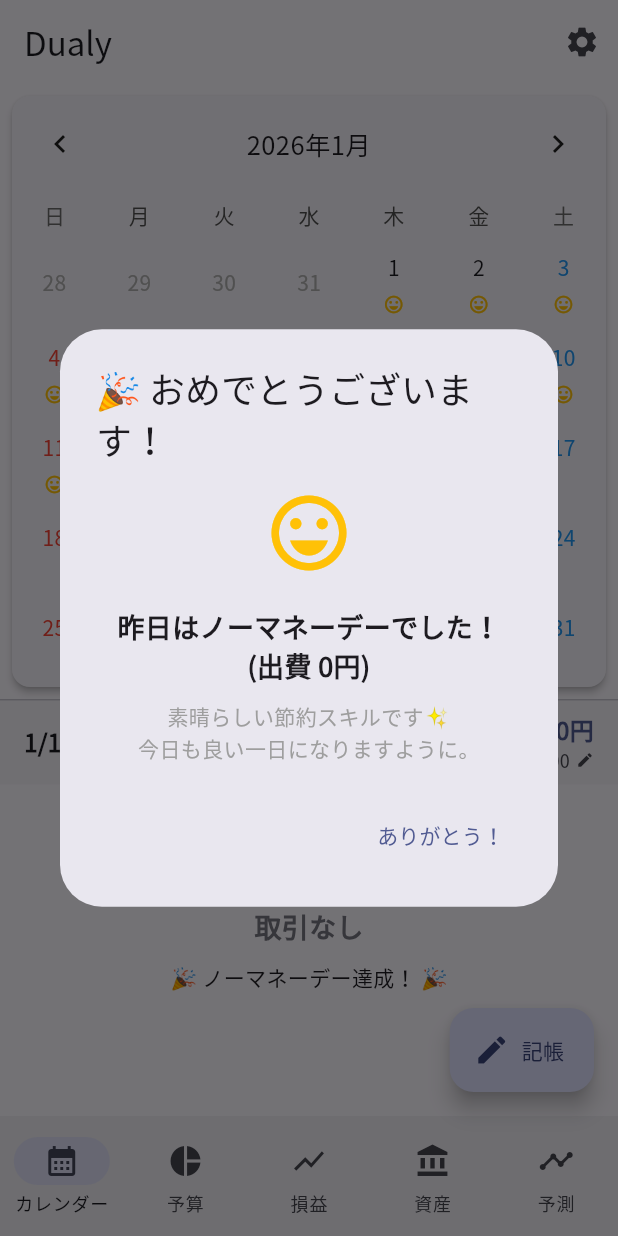
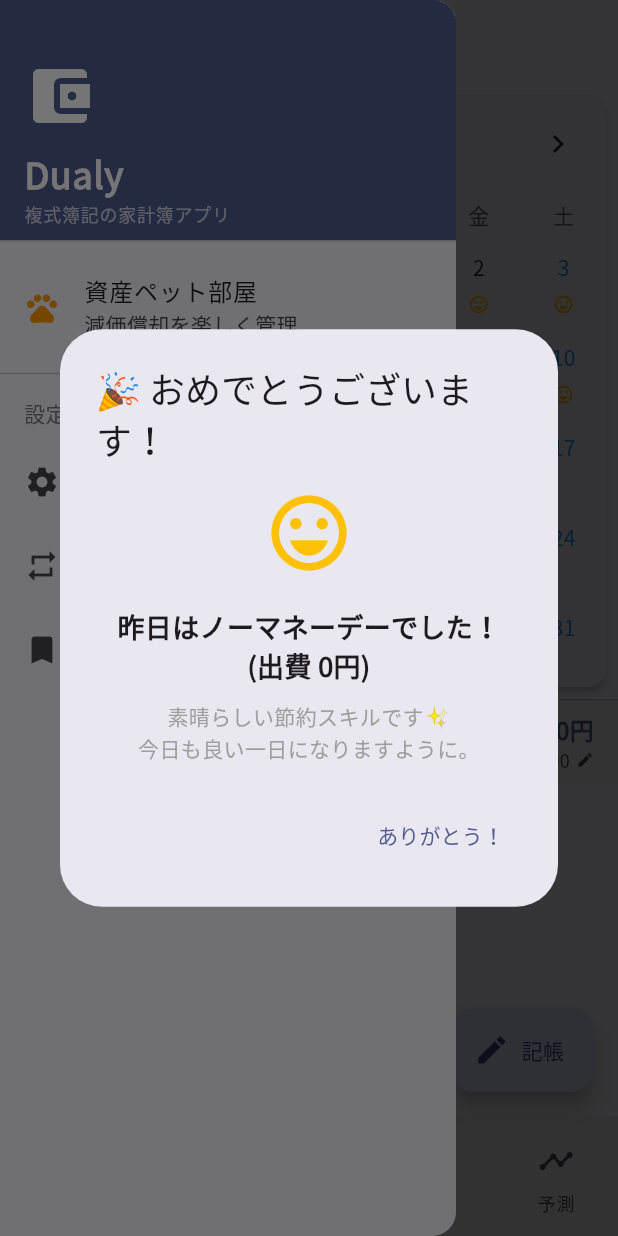
Before and after one commit to watch5/first_app, a Flutter app: the screen it shows after launch, with the side drawer open (before the commit the screen has no drawer), on a phone screen of 412 x 824 dp. Run offline on Flutter 3.47's test engine with Material 3 defaults, Android fonts, the phone set to English and light mode, and no system bars; drawn by our look-alikes of table_calendar; our stand-ins replace app_links, fl_chart, google_fonts, google_mobile_ads, grouped_list, local_auth and 2 more; accounts and stored records are empty; network calls fail.

Commit message:
feat: ドロワーメニューの実装とペット部屋の演出改善

```diff
--- a/lib/main.dart
+++ b/lib/main.dart
@@ -1,7 +1,6 @@
 import 'dart:async';
 import 'package:flutter/material.dart';
 import 'package:flutter/services.dart';
-// ★追加: 日本語対応用パッケージ
 import 'package:flutter_localizations/flutter_localizations.dart';
 import 'package:google_mobile_ads/google_mobile_ads.dart';
 import 'package:intl/date_symbol_data_local.dart';
@@ -22,10 +21,11 @@ import 'screens/template_settings_page.dart';
 import 'screens/recurring_settings_page.dart';
 import 'widgets/ad_banner.dart';
 import 'screens/calendar_page.dart';
+import 'screens/pet_room_page.dart'; // ★追加: ドロワーからペット部屋へ行くため
 
 Future<void> main() async {
   WidgetsFlutterBinding.ensureInitialized();
-  await initializeDateFormatting('ja'); // 'ja'を指定しておくと安全です
+  await initializeDateFormatting('ja');
   await MobileAds.instance.initialize();
   runApp(const MyApp());
 }
@@ -50,16 +50,14 @@ class MyApp extends StatelessWidget {
       ),
       themeMode: ThemeMode.system,
 
-      // ★追加: 日本語化の設定ここから
       localizationsDelegates: const [
         GlobalMaterialLocalizations.delegate,
         GlobalWidgetsLocalizations.delegate,
         GlobalCupertinoLocalizations.delegate,
       ],
       supportedLocales: const [
-        Locale('ja'), // 日本語
+        Locale('ja'),
       ],
-      // ★追加ここまで
 
       home: const AuthPage(),
     );
@@ -221,48 +219,10 @@ class _MainScreenState extends State<MainScreen> {
     await _loadData();
   }
 
-  void _openSettings() {
-    HapticFeedback.lightImpact();
-    showModalBottomSheet(
-      context: context,
-      builder: (ctx) => Column(
-        mainAxisSize: MainAxisSize.min,
-        children: [
-          ListTile(
-            leading: const Icon(Icons.settings),
-            title: const Text('科目の管理'),
-            onTap: () async {
-              Navigator.pop(ctx);
-              await Navigator.of(context).push(MaterialPageRoute(builder: (context) => AccountSettingsPage(db: _db)));
-              _loadData();
-            },
-          ),
-          ListTile(
-            leading: const Icon(Icons.repeat),
-            title: const Text('固定費・サブスクの管理'),
-            subtitle: const Text('家賃や給料日を登録して予測に反映'),
-            onTap: () async {
-              Navigator.pop(ctx);
-              await Navigator.of(context).push(MaterialPageRoute(builder: (context) => RecurringSettingsPage(db: _db)));
-            },
-          ),
-          ListTile(
-            leading: const Icon(Icons.bookmark),
-            title: const Text('テンプレートの管理'),
-            subtitle: const Text('よく使う取引（手動入力用）'),
-            onTap: () async {
-              Navigator.pop(ctx);
-              await Navigator.of(context).push(MaterialPageRoute(builder: (context) => TemplateSettingsPage(db: _db)));
-            },
-          ),
-          const SizedBox(height: 20),
-        ],
-      ),
-    );
-  }
-
   @override
   Widget build(BuildContext context) {
+    final colorScheme = Theme.of(context).colorScheme;
+
     final List<Widget> screens = [
       CalendarPage(db: _db),
       BudgetPage(transactions: _transactions, accounts: _accounts, onDataChanged: _loadData),
@@ -274,10 +234,75 @@ class _MainScreenState extends State<MainScreen> {
     return Scaffold(
       appBar: AppBar(
         title: const Text('Dualy'),
-        actions: [
-          IconButton(icon: const Icon(Icons.settings), onPressed: _openSettings),
-        ],
+        // ★actionsにあった設定ボタンはドロワーに移動したため削除しました
       ),
+
+      // ★追加: ドロワー (サイドメニュー)
+      drawer: Drawer(
+        child: ListView(
+          padding: EdgeInsets.zero,
+          children: [
+            DrawerHeader(
+              decoration: BoxDecoration(color: colorScheme.primary),
+              child: const Column(
+                crossAxisAlignment: CrossAxisAlignment.start,
+                mainAxisAlignment: MainAxisAlignment.end,
+                children: [
+                  Icon(Icons.account_balance_wallet, color: Colors.white, size: 48),
+                  SizedBox(height: 10),
+                  Text('Dualy', style: TextStyle(color: Colors.white, fontSize: 24, fontWeight: FontWeight.bold)),
+                  Text('複式簿記の家計簿アプリ', style: TextStyle(color: Colors.white70, fontSize: 12)),
+                ],
+              ),
+            ),
+
+            // ペット部屋へのリンク
+            ListTile(
+              leading: const Icon(Icons.pets, color: Colors.orange),
+              title: const Text('資産ペット部屋'),
+              subtitle: const Text('減価償却を楽しく管理'),
+              onTap: () {
+                Navigator.pop(context); // ドロワーを閉じる
+                Navigator.of(context).push(MaterialPageRoute(builder: (context) => PetRoomPage(db: _db)));
+              },
+            ),
+
+            const Divider(),
+            Padding(
+              padding: const EdgeInsets.only(left: 16, top: 8, bottom: 8),
+              child: Text('設定・管理', style: TextStyle(color: colorScheme.outline)),
+            ),
+
+            ListTile(
+              leading: const Icon(Icons.settings),
+              title: const Text('科目の管理'),
+              onTap: () async {
+                Navigator.pop(context);
+                await Navigator.of(context).push(MaterialPageRoute(builder: (context) => AccountSettingsPage(db: _db)));
+                _loadData();
+              },
+            ),
+            ListTile(
+              leading: const Icon(Icons.repeat),
+              title: const Text('固定費・サブスクの管理'),
+              onTap: () async {
+                Navigator.pop(context);
+                await Navigator.of(context).push(MaterialPageRoute(builder: (context) => RecurringSettingsPage(db: _db)));
+              },
+            ),
+            ListTile(
+              leading: const Icon(Icons.bookmark),
+              title: const Text('テンプレートの管理'),
+              onTap: () async {
+                Navigator.pop(context);
+                await Navigator.of(context).push(MaterialPageRoute(builder: (context) => TemplateSettingsPage(db: _db)));
+              },
+            ),
+          ],
+        ),
+      ),
+      // ★ドロワー追加ここまで
+
       body: Column(
         children: [
           Expanded(child: screens[_selectedIndex]),
```
